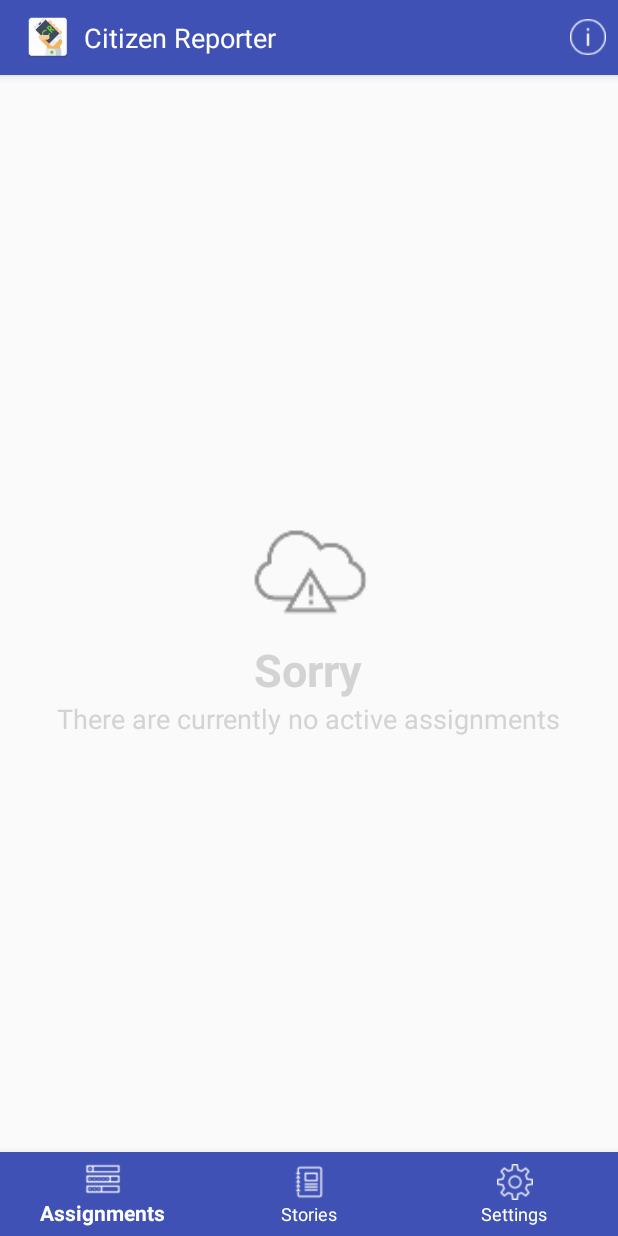
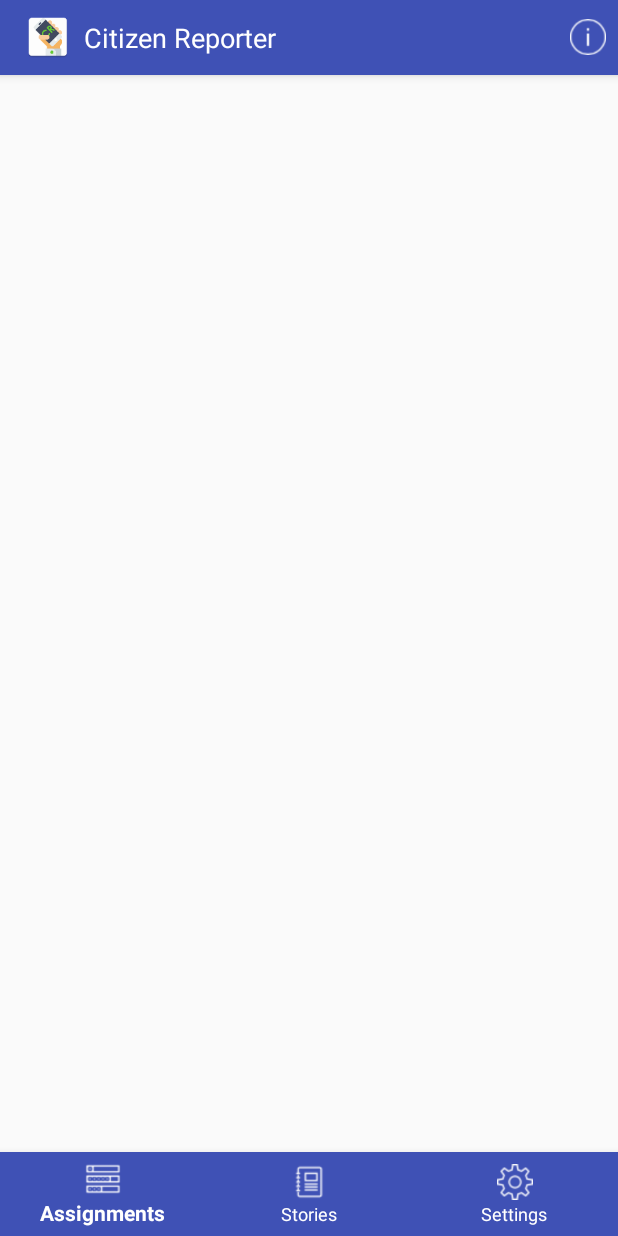
Before and after one commit to CodeForAfrica/CitizenReporter.Android, an Android app: the AssignmentsFragment screen opened directly, with no data from a screen before it, on a phone screen of 412 x 824 dp. Run offline under Robolectric (Android 15) with nearby library versions, the light colour scheme and no system bars; our stand-ins replace ButterKnife, Picasso; libraries missing offline, so code that uses them is left out: com.flurry.android, com.parse; pictures from the network do not load; 10 statements that could not run were skipped.

Commit message:
made error view invisible

```diff
--- a/app/src/main/java/org/codeforafrica/citizenreporterandroid/app/CitizenReporterApplication.java
+++ b/app/src/main/java/org/codeforafrica/citizenreporterandroid/app/CitizenReporterApplication.java
@@ -52,7 +52,7 @@ public class CitizenReporterApplication extends Application {
             .withLogEnabled(true)
             .withLogLevel(VERBOSE)
 //            .withListener(flurryAgentListener)
-            .build(this, "PX22SWFVTX46HZRT433F");
+            .build(this, "JH2WNJX9DQQTHPZGJYY8");
 
     appComponent = DaggerAppComponent.builder()
         .appModule(new AppModule(this))
--- a/app/src/main/res/layout/fragment_assignments.xml
+++ b/app/src/main/res/layout/fragment_assignments.xml
@@ -41,7 +41,7 @@
   </LinearLayout>
   <LinearLayout
       android:id="@+id/assignments_error_layout_no_assignments"
-      android:visibility="visible"
+      android:visibility="gone"
       android:layout_width="wrap_content"
       android:layout_height="wrap_content"
       android:orientation="vertical"
```
